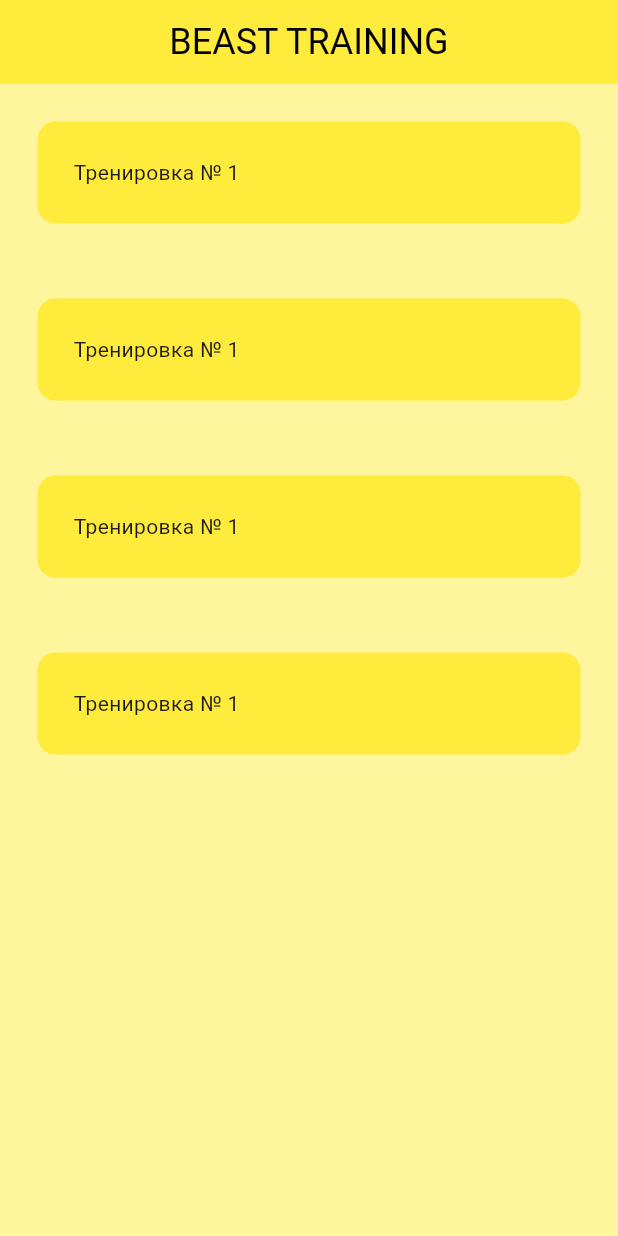
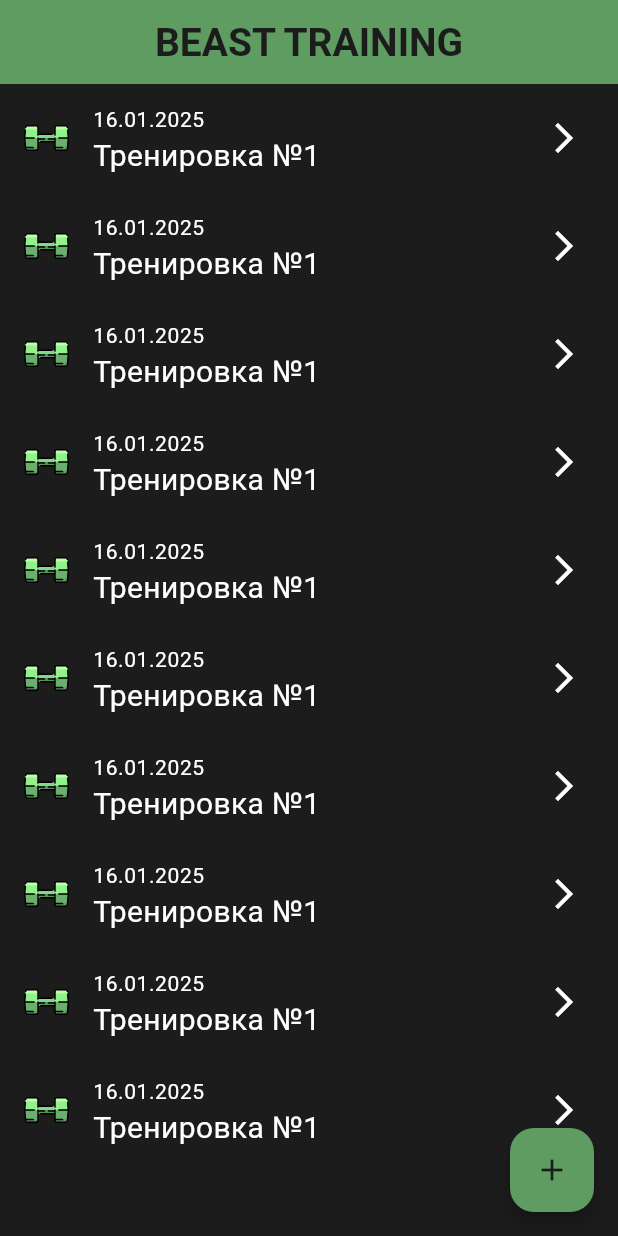
Before and after one commit to smthm0re/beast_training, a Flutter app: the screen it shows after launch, on a phone screen of 412 x 824 dp. Run offline on Flutter 3.47's test engine with Material 3 defaults, Android fonts, the light colour scheme and no system bars; our stand-ins replace flutter_svg, hive_flutter; accounts and stored records are empty.

Commit message:
Начал с нуля :)

```diff
--- a/lib/main.dart
+++ b/lib/main.dart
@@ -1,20 +1,48 @@
 import 'package:beast_training/pages/home_page/home_page.dart';
 import 'package:flutter/material.dart';
+import 'package:hive_flutter/hive_flutter.dart';
 
-void main() {
-  runApp(const MyApp());
+void main() async {
+  runApp(const BeastTraining());
+  await Hive.initFlutter();
 }
 
-class MyApp extends StatelessWidget {
-  const MyApp({super.key});
+class BeastTraining extends StatelessWidget {
+  const BeastTraining({super.key});
 
   @override
   Widget build(BuildContext context) {
     return MaterialApp(
       debugShowCheckedModeBanner: false,
-      home: HomePage(),
+      home: const HomePage(),
       theme: ThemeData(
-          primarySwatch: Colors.yellow
+        primarySwatch: Colors.red,
+        listTileTheme: const ListTileThemeData(iconColor: Colors.white),
+        floatingActionButtonTheme: const FloatingActionButtonThemeData(
+          backgroundColor: Color.fromARGB(255, 95, 156, 98),
+          foregroundColor: Color.fromARGB(255, 28, 28, 28),
+        ),
+        scaffoldBackgroundColor: const Color.fromARGB(255, 28, 28, 28),
+        appBarTheme: const AppBarTheme(
+          backgroundColor: Color.fromARGB(255, 95, 156, 98),
+          titleTextStyle: TextStyle(
+            color: Color.fromARGB(255, 28, 28, 28),
+            fontWeight: FontWeight.w600,
+            fontSize: 26,
+          ),
+        ),
+        textTheme: TextTheme(
+          bodyMedium: const TextStyle(
+            color: Colors.white,
+            fontWeight: FontWeight.w400,
+            fontSize: 20,
+          ),
+          bodySmall: const TextStyle(
+            color: Colors.white,
+            fontWeight: FontWeight.w400,
+            fontSize: 14,
+          ),
+        ),
       ),
     );
   }
--- /dev/null
+++ b/lib/model/training.dart
@@ -0,0 +1,17 @@
+import 'package:flutter/material.dart';
+
+class Training extends StatefulWidget {
+  const Training({
+    required this.number,
+    required this.day,
+  });
+
+  final int number;
+  final String day;
+
+  @override
+  State<Training> createState() {
+    // TODO: implement createState
+    throw UnimplementedError();
+  }
+}
--- a/lib/pages/home_page/home_page.dart
+++ b/lib/pages/home_page/home_page.dart
@@ -1,5 +1,6 @@
-import 'package:beast_training/pages/home_page/widgets/training_list_tile.dart';
 import 'package:flutter/material.dart';
+import 'package:beast_training/main.dart';
+import 'package:flutter_svg/flutter_svg.dart';
 
 class HomePage extends StatefulWidget {
   const HomePage({super.key});
@@ -9,28 +10,50 @@ class HomePage extends StatefulWidget {
 }
 
 class _HomePageState extends State<HomePage> {
+  void _addTraining() {
+    setState(() {
+// todo: добавить что делать при нажатии кнопки
+    });
+  }
+
+  List trainingList = [
+    "Тренировка №1",
+    "Тренировка №2",
+    "Тренировка №3",
+  ];
+
   @override
   Widget build(BuildContext context) {
     return Scaffold(
-      backgroundColor: Colors.yellow[200],
       appBar: AppBar(
-        backgroundColor: Colors.yellow,
         centerTitle: true,
-        title: Text(
-          'BEAST TRAINING',
-          style: TextStyle(
-            color: Colors.black,
-            fontSize: 24,
-          ),
-        ),
+        title: const Text('BEAST TRAINING'),
       ),
-      body: ListView(
-        children: [
-          TrainingListTile(),
-          TrainingListTile(),
-          TrainingListTile(),
-          TrainingListTile(),
-        ],
+      body: ListView.builder(
+        itemCount: 10,
+        itemBuilder: (context, index) {
+          return ListTile(
+            leading: SvgPicture.asset(
+              'assets/svg/dumbbell.svg',
+              height: 30,
+              width: 30,
+            ),
+            title: Text(
+              '16.01.2025',
+              style: Theme.of(context).textTheme.bodySmall,
+            ),
+            subtitle: Text(
+              'Тренировка №1',
+              style: Theme.of(context).textTheme.bodyMedium,
+            ),
+            trailing: const Icon(Icons.arrow_forward_ios),
+          );
+        },
+      ),
+      floatingActionButton: FloatingActionButton(
+        onPressed: _addTraining,
+        tooltip: 'Добавить тренировку',
+        child: const Icon(Icons.add),
       ),
     );
   }
--- a/lib/pages/home_page/widgets/training_list_tile.dart
+++ b/lib/pages/home_page/training_list_tile/training_list_tile.dart
@@ -1,7 +1,12 @@
 import 'package:flutter/material.dart';
 
 class TrainingListTile extends StatelessWidget {
-  const TrainingListTile({super.key});
+  final String trainingNumber;
+
+  TrainingListTile({
+    super.key,
+    required this.trainingNumber,
+  });
 
   @override
   Widget build(BuildContext context) {
@@ -9,11 +14,11 @@ class TrainingListTile extends StatelessWidget {
       padding: const EdgeInsets.all(25.0),
       child: Container(
         padding: EdgeInsets.all(24),
-        child: Text('Тренировка № 1'),
         decoration: BoxDecoration(
           color: Colors.yellow,
           borderRadius: BorderRadius.circular(12),
         ),
+        child: Text(trainingNumber),
       ),
     );
   }
```
Also changed, not shown: pubspec.yaml (+3 -19 lines), assets/svg/dumbbell.svg (added), pubspec.lock, 1 other file.
